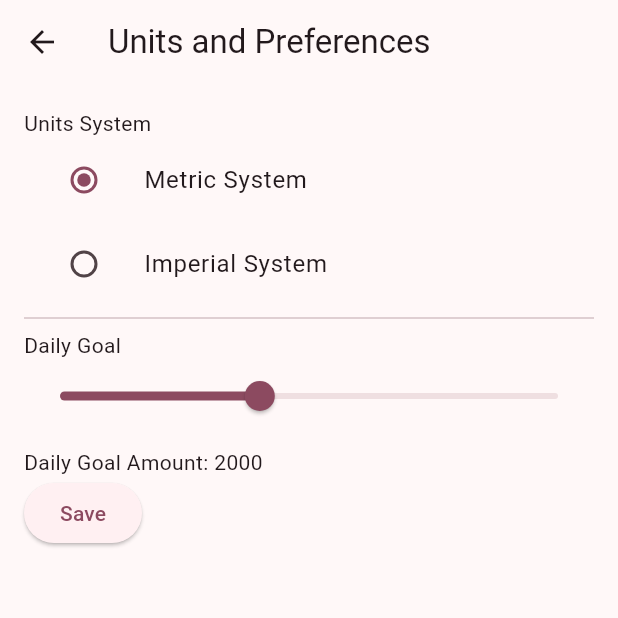
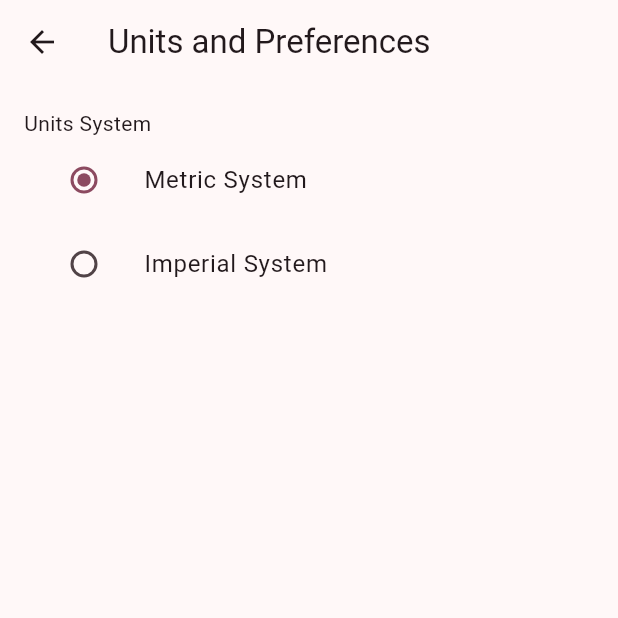
Before and after one commit to CSCI4100U/mobile-group-project-2023-mlja, a Flutter app: the UnitsAndPreferencesSettingsPage screen opened directly, on a phone screen of 412 x 824 dp, the top half of it. Run offline on Flutter 3.47's test engine with Material 2 defaults, Android fonts, the phone set to English and light mode, and no system bars; our stand-ins replace sqflite; accounts and stored records are empty.

Commit message:
edited units and preferences page

```diff
--- a/life_balance_plus/lib/view/pages/settings_page.dart
+++ b/life_balance_plus/lib/view/pages/settings_page.dart
@@ -199,7 +199,6 @@ enum UnitsSystem { Metric, Imperial }
 class _UnitsAndPreferencesSettingsPageState
     extends State<UnitsAndPreferencesSettingsPage> {
   UnitsSystem unitsSystem = UnitsSystem.Metric;
-  int dailyGoal = 2000;
 
   @override
   Widget build(BuildContext context) {
@@ -236,28 +235,6 @@ class _UnitsAndPreferencesSettingsPageState
                   });
                 },
               ),
-            ),
-            Divider(),
-            Text('Daily Goal'),
-            Slider(
-              value: dailyGoal.toDouble(),
-              onChanged: (value) {
-                setState(() {
-                  dailyGoal = value.round();
-                });
-              },
-              min: 0,
-              max: 5000,
-              divisions: 100,
-              label: dailyGoal.toString(),
-            ),
-            SizedBox(height: 10.0),
-            Text('Daily Goal Amount: $dailyGoal'),
-            ElevatedButton(
-              onPressed: () {
-                // Save the updated units and preferences to the server or storage here.
-              },
-              child: Text('Save'),
             ),
           ],
         ),
```
